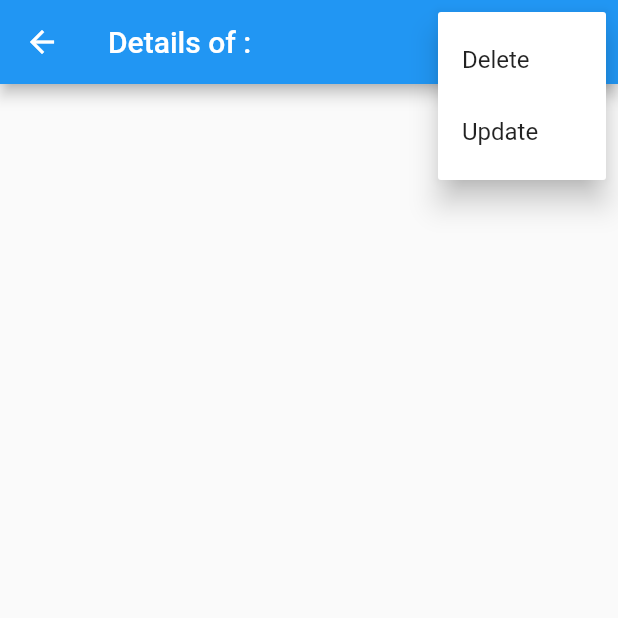
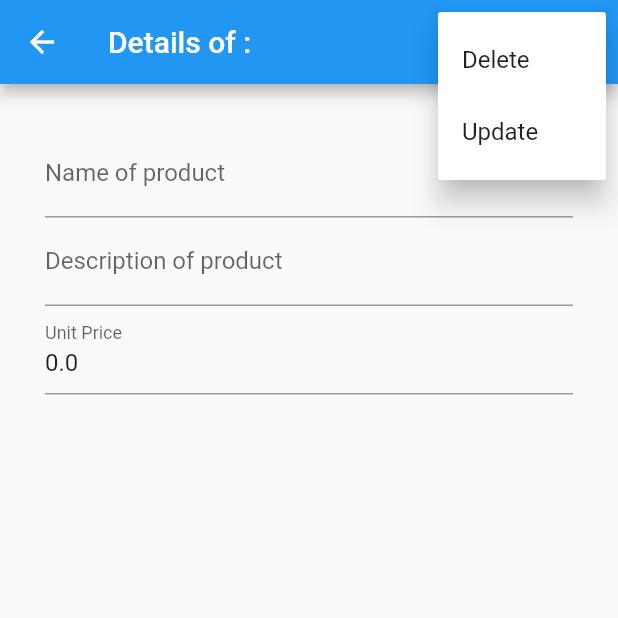
Before and after one commit to SEIDY-KANTE/sqflite-with-flutter-demo, a Flutter app: the DetailsProduct screen opened directly with empty values, after a tap on the "more vert" icon, on a phone screen of 412 x 824 dp, the top half of it. Run offline on Flutter 3.47's test engine with Material 2 defaults, Android fonts, the phone set to English and light mode, and no system bars; our stand-ins replace sqflite; accounts and stored records are empty.

Commit message:
Implementing details_product and some updates

```diff
--- a/lib/screens/details_product.dart
+++ b/lib/screens/details_product.dart
@@ -1,4 +1,3 @@
-import 'package:flutter/cupertino.dart';
 import 'package:flutter/material.dart';
 import 'package:flutter_with_sqflite_demo/data/db_helper.dart';
 
@@ -20,6 +19,17 @@ class _DetailsProduct  extends State<DetailsProduct>{
   var dbHelper=DbHelper();
    Product product;
   _DetailsProduct(this.product);
+
+  var nameTxt = TextEditingController();
+  var descriptionTxt = TextEditingController();
+  var unitPriceTxt = TextEditingController();
+
+  @override
+  void initState() {
+    nameTxt.text=product.name!;
+    descriptionTxt.text=product.description! ;
+    unitPriceTxt.text=product.unitPrice.toString();
+  }
 
   @override
   Widget build(BuildContext context) {
@@ -47,17 +57,64 @@ class _DetailsProduct  extends State<DetailsProduct>{
   }
 
   buildProductDetails() {
+  return Padding(
+    padding: const EdgeInsets.all(30),
+    child: Column(
+      children: [
+        buildNameField(),
+        buildDescriptionField(),
+        buildUnitPriceField(),
+      ],
+    ),
+  );
+  }
 
+
+  buildNameField() {
+    return TextField(
+      decoration: const InputDecoration(
+        labelText: "Name of product",
+      ),
+      controller: nameTxt,
+    );
+  }
+
+  buildDescriptionField() {
+    return TextField(
+      decoration: const InputDecoration(
+        labelText: "Description of product",
+      ),
+      controller: descriptionTxt,
+    );
+  }
+
+  buildUnitPriceField() {
+    return TextField(
+      decoration: const InputDecoration(
+        labelText: "Unit Price",
+      ),
+      controller: unitPriceTxt,
+    );
   }
 
   void selectProcess(Options process) async{
-    print(process);
+    //print(process);
     switch(process){
       case Options.delete:
         await dbHelper.delete(int.parse(product.id.toString()));
         // ignore: use_build_context_synchronously
         Navigator.pop(context,true);
         break;
+      case Options.update:
+        /*
+        print("${product.id}, ${product.name}, ${product.description}, ${product
+            .unitPrice}");
+        print("After updating");
+        print("${product.id}, ${nameTxt.text}, ${descriptionTxt.text}, ${unitPriceTxt.text}");
+        */
+        await dbHelper.update(Product.withID(product.id, nameTxt.text, descriptionTxt.text, double.parse(unitPriceTxt.text)));
+        // ignore: use_build_context_synchronously
+        Navigator.pop(context,true);
       default:
         break;
 
--- a/lib/screens/list_product.dart
+++ b/lib/screens/list_product.dart
@@ -34,17 +34,7 @@ class _ListProduct extends State<ListProduct> {
             return Card(
               color: Colors.cyan,
               elevation: 2,
-              child: ListTile(
-                leading: const CircleAvatar(
-                  backgroundColor: Colors.white,
-                  child: Text("P"),
-                ),
-                title: Text("${products?[index].name}"),
-                subtitle: Text("${products?[index].description}"),
-                onTap: () {
-                  gotoDetails(products![index]);
-                },
-              ),
+              child: buildProduct(index),
             );
           }),
       floatingActionButton: FloatingActionButton(
@@ -54,6 +44,20 @@ class _ListProduct extends State<ListProduct> {
           gotoAddProduct();
         },
       ),
+    );
+  }
+
+  buildProduct(int index) {
+    return ListTile(
+      leading: const CircleAvatar(
+        backgroundColor: Colors.white,
+        child: Text("P"),
+      ),
+      title: Text("${products?[index].name}"),
+      subtitle: Text("${products?[index].description}"),
+      onTap: () {
+        gotoDetails(products![index]);
+      },
     );
   }
 
```
